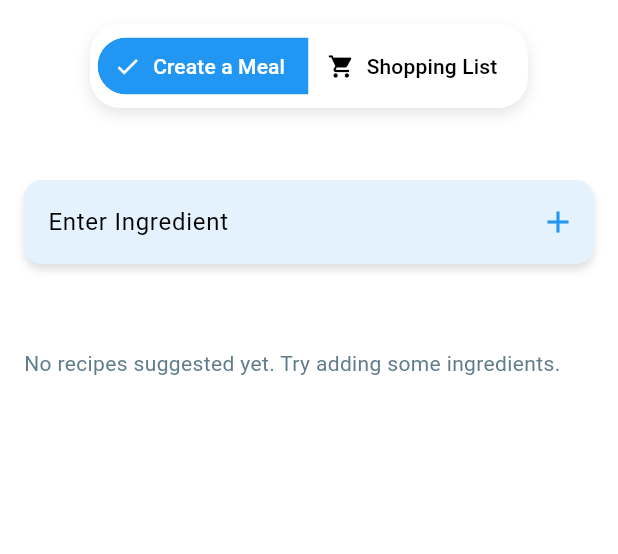
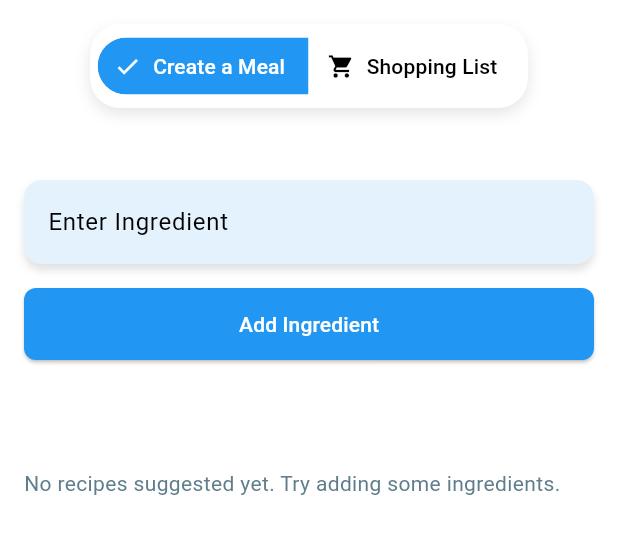
Before and after one commit to DisaruG/wellplate, a Flutter app: the MyMealsScreen screen opened directly, on a phone screen of 412 x 824 dp, the part 84-638 px from its top. Run offline on Flutter 3.47's test engine with Material 3 defaults, Android fonts, the phone set to English and light mode, and no system bars; our stand-ins replace font_awesome_flutter, shared_preferences, smooth_page_indicator; accounts and stored records are empty.

Commit message:
Update create_meal_content.dart

```diff
--- a/lib/screens/content/create_meal_content.dart
+++ b/lib/screens/content/create_meal_content.dart
@@ -37,9 +37,6 @@ class _CreateMealContentState extends State<CreateMealContent> {
                   ),
                 ],
               ),
-              child: Row(
-                children: [
-                  Expanded(
               child: Padding(
                 padding: const EdgeInsets.symmetric(horizontal: 16.0),
                 child: TextField(
@@ -47,20 +44,32 @@ class _CreateMealContentState extends State<CreateMealContent> {
                   decoration: const InputDecoration(
                     labelText: 'Enter Ingredient',
                     border: InputBorder.none,
-                          hintText: 'E.g., Chicken, Tomatoes',
+                    hintText: 'Chicken, Tomatoes',
+                    hintStyle: TextStyle(
+                      color: Color(0x80333333),  // 50% opacity of #333333
+                    ),
                     focusedBorder: InputBorder.none,
                   ),
                 ),
               ),
             ),
-                  IconButton(
-                    icon: const Icon(Icons.add, color: Colors.blue),
+            const SizedBox(height: 16),
+
+            // Add Button with the same width as the TextField
+            SizedBox(
+              width: double.infinity,  // Makes the button the same width as the TextField
+              child: ElevatedButton(
                 onPressed: _addIngredient,
-                  ),
-                ],
+                style: ElevatedButton.styleFrom(
+                  padding: const EdgeInsets.symmetric(horizontal: 32, vertical: 14), backgroundColor: Colors.blue, // Blue background
+                  shape: RoundedRectangleBorder(
+                    borderRadius: BorderRadius.circular(8),
                   ),
                 ),
-            const SizedBox(height: 16),
+                child: const Text('Add Ingredient', style: TextStyle(color: Colors.white)),
+              ),
+            ),
+            const SizedBox(height: 32),
 
             // Ingredients List Section
             if (_ingredients.isNotEmpty)
@@ -141,7 +150,6 @@ class _CreateMealContentState extends State<CreateMealContent> {
 
   // Placeholder for showing nutritional info
   void _showNutritionalInfo(String recipe) {
-    setState(() {
-    });
+    setState(() {});
   }
 }
```
Lines whose indentation alone changed are shown as unchanged.
